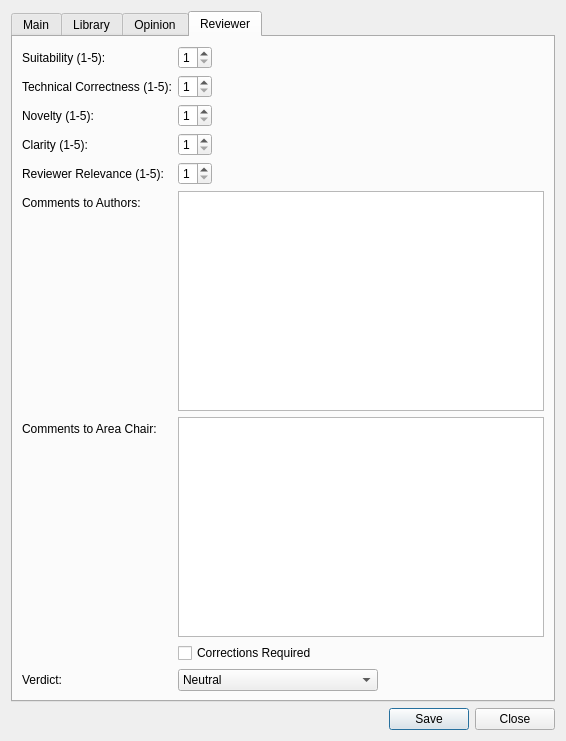
The window that metadialog.ui (mukoan/ReferenceOrganiser) describes before a commit, drawn with Qt 5.
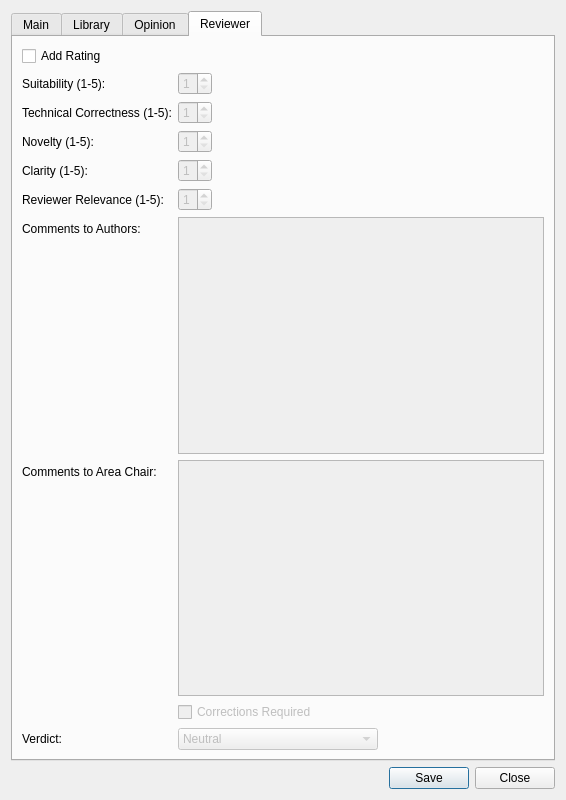
The same window after the commit. The open tabs and pages were chosen to show the change.

Commit message: Added URL field when using Add Paper function, fixed bug when saving ratings

```diff
--- a/metadialog.ui
+++ b/metadialog.ui
@@ -7,7 +7,7 @@
     <x>0</x>
     <y>0</y>
     <width>566</width>
-    <height>741</height>
+    <height>800</height>
    </rect>
   </property>
   <property name="sizePolicy">
@@ -621,17 +621,20 @@
        <string>Reviewer</string>
       </attribute>
       <layout class="QFormLayout" name="formLayout_4">
-       <item row="0" column="0">
+       <item row="2" column="0">
         <widget class="QLabel" name="label_26">
          <property name="text">
           <string>Suitability (1-5):</string>
          </property>
         </widget>
        </item>
-       <item row="0" column="1">
+       <item row="2" column="1">
         <layout class="QHBoxLayout" name="horizontalLayout_8">
          <item>
           <widget class="QSpinBox" name="suitabilitySpin">
+           <property name="enabled">
+            <bool>false</bool>
+           </property>
            <property name="toolTip">
             <string>Suitability to venue</string>
            </property>
@@ -658,17 +661,20 @@
          </item>
         </layout>
        </item>
-       <item row="1" column="0">
+       <item row="3" column="0">
         <widget class="QLabel" name="label_27">
          <property name="text">
           <string>Technical Correctness (1-5):</string>
          </property>
         </widget>
        </item>
-       <item row="1" column="1">
+       <item row="3" column="1">
         <layout class="QHBoxLayout" name="horizontalLayout_9">
          <item>
           <widget class="QSpinBox" name="correctnessSpin">
+           <property name="enabled">
+            <bool>false</bool>
+           </property>
            <property name="toolTip">
             <string>Theories, formulas, experimental procedures are correct</string>
            </property>
@@ -695,17 +701,20 @@
          </item>
         </layout>
        </item>
-       <item row="2" column="0">
+       <item row="4" column="0">
         <widget class="QLabel" name="label_31">
          <property name="text">
           <string>Novelty (1-5):</string>
          </property>
         </widget>
        </item>
-       <item row="2" column="1">
+       <item row="4" column="1">
         <layout class="QHBoxLayout" name="horizontalLayout_10">
          <item>
           <widget class="QSpinBox" name="noveltySpin">
+           <property name="enabled">
+            <bool>false</bool>
+           </property>
            <property name="toolTip">
             <string>Inventiveness</string>
            </property>
@@ -732,17 +741,20 @@
          </item>
         </layout>
        </item>
-       <item row="3" column="0">
+       <item row="5" column="0">
         <widget class="QLabel" name="label_32">
          <property name="text">
           <string>Clarity (1-5):</string>
          </property>
         </widget>
        </item>
-       <item row="3" column="1">
+       <item row="5" column="1">
         <layout class="QHBoxLayout" name="horizontalLayout_11">
          <item>
           <widget class="QSpinBox" name="claritySpin">
+           <property name="enabled">
+            <bool>false</bool>
+           </property>
            <property name="toolTip">
             <string>Language and figures used are clear</string>
            </property>
@@ -769,24 +781,30 @@
          </item>
         </layout>
        </item>
-       <item row="4" column="0">
+       <item row="6" column="0">
         <widget class="QLabel" name="label_33">
          <property name="text">
           <string>Reviewer Relevance (1-5):</string>
          </property>
         </widget>
        </item>
-       <item row="9" column="1">
+       <item row="11" column="1">
         <widget class="QCheckBox" name="correctionsRequiredCheck">
+         <property name="enabled">
+          <bool>false</bool>
+         </property>
          <property name="text">
           <string>Corrections Required</string>
          </property>
         </widget>
        </item>
-       <item row="4" column="1">
+       <item row="6" column="1">
         <layout class="QHBoxLayout" name="horizontalLayout_12">
          <item>
           <widget class="QSpinBox" name="relevanceSpin">
+           <property name="enabled">
+            <bool>false</bool>
+           </property>
            <property name="toolTip">
             <string>Subject is within Reviewers expertise</string>
            </property>
@@ -813,35 +831,46 @@
          </item>
         </layout>
        </item>
-       <item row="5" column="1">
-        <widget class="QPlainTextEdit" name="commentsToAuthorsEdit"/>
+       <item row="7" column="1">
+        <widget class="QPlainTextEdit" name="commentsToAuthorsEdit">
+         <property name="enabled">
+          <bool>false</bool>
+         </property>
+        </widget>
        </item>
-       <item row="5" column="0">
+       <item row="7" column="0">
         <widget class="QLabel" name="label_28">
          <property name="text">
           <string>Comments to Authors:</string>
          </property>
         </widget>
        </item>
-       <item row="6" column="1">
-        <widget class="QPlainTextEdit" name="commentsToChairEdit"/>
+       <item row="8" column="1">
+        <widget class="QPlainTextEdit" name="commentsToChairEdit">
+         <property name="enabled">
+          <bool>false</bool>
+         </property>
+        </widget>
        </item>
-       <item row="6" column="0">
+       <item row="8" column="0">
         <widget class="QLabel" name="label_29">
          <property name="text">
           <string>Comments to Area Chair:</string>
          </property>
         </widget>
        </item>
-       <item row="10" column="0">
+       <item row="12" column="0">
         <widget class="QLabel" name="label_34">
          <property name="text">
           <string>Verdict:</string>
          </property>
         </widget>
        </item>
-       <item row="10" column="1">
+       <item row="12" column="1">
         <widget class="QComboBox" name="acceptCombo">
+         <property name="enabled">
+          <bool>false</bool>
+         </property>
          <property name="minimumSize">
           <size>
            <width>100</width>
@@ -884,6 +913,13 @@
          </item>
         </widget>
        </item>
+       <item row="1" column="0">
+        <widget class="QCheckBox" name="ratedCheck">
+         <property name="text">
+          <string>Add Rating</string>
+         </property>
+        </widget>
+       </item>
       </layout>
      </widget>
     </widget>
```
Left out of the diff: 175 changed lines with no effect on the pictures. The commit also changes 10 other files.
